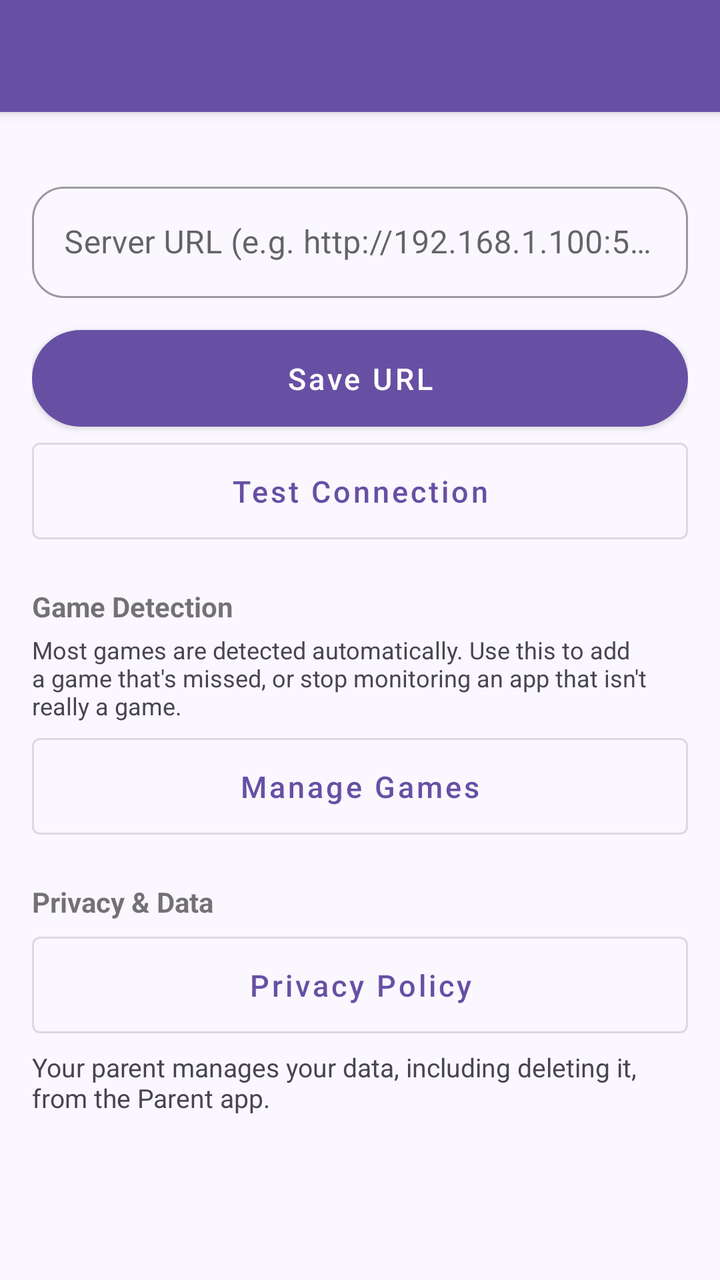
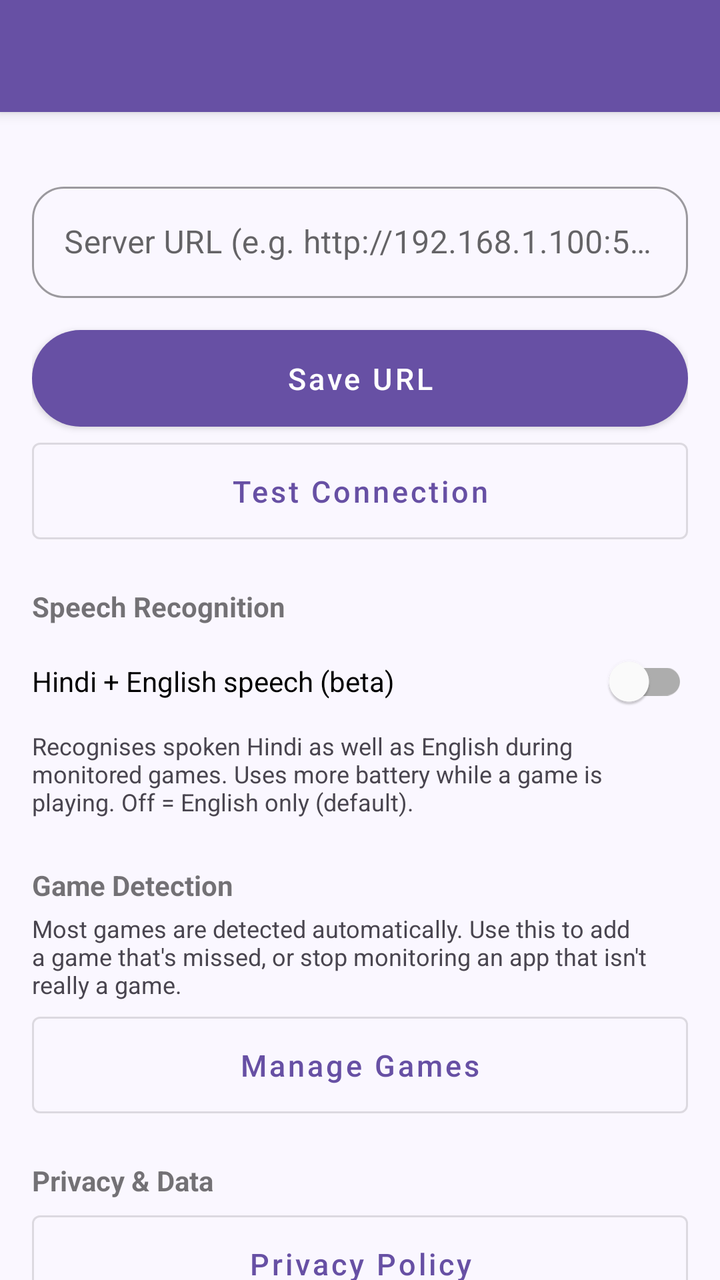

Before-and-after screenshots of an Android layout around one commit, followed by the original layout XML and the change that was made.
<!-- AndroidManifest.xml: activity theme Theme.ChildApp.NoActionBar -->
<!-- res/layout/activity_settings.xml -->
<?xml version="1.0" encoding="utf-8"?>
<androidx.coordinatorlayout.widget.CoordinatorLayout
    xmlns:android="http://schemas.android.com/apk/res/android"
    xmlns:app="http://schemas.android.com/apk/res-auto"
    android:layout_width="match_parent"
    android:layout_height="match_parent">

    <com.google.android.material.appbar.AppBarLayout
        android:layout_width="match_parent"
        android:layout_height="wrap_content">
        <androidx.appcompat.widget.Toolbar
            android:id="@+id/toolbar"
            android:layout_width="match_parent"
            android:layout_height="?attr/actionBarSize"
            android:background="?attr/colorPrimary"
            android:theme="@style/Theme.ChildApp.AppBarOverlay"
            app:popupTheme="@style/Theme.ChildApp.PopupOverlay" />
    </com.google.android.material.appbar.AppBarLayout>

    <androidx.core.widget.NestedScrollView
        android:layout_width="match_parent"
        android:layout_height="match_parent"
        app:layout_behavior="@string/appbar_scrolling_view_behavior">

    <LinearLayout
        android:layout_width="match_parent"
        android:layout_height="wrap_content"
        android:orientation="vertical"
        android:padding="16dp">

        
        <LinearLayout
            android:id="@+id/cardFamilyCode"
            android:layout_width="match_parent"
            android:layout_height="wrap_content"
            android:orientation="vertical"
            android:visibility="gone"
            android:background="@drawable/bg_family_code"
            android:padding="16dp">

            <TextView
                android:layout_width="wrap_content"
                android:layout_height="wrap_content"
                android:text="Your family code"
                android:textStyle="bold"
                android:textSize="14sp" />

            <TextView
                android:id="@+id/tvFamilyCode"
                android:layout_width="match_parent"
                android:layout_height="wrap_content"
                android:layout_marginTop="6dp"
                android:textSize="28sp"
                android:textStyle="bold"
                android:letterSpacing="0.2"
                android:gravity="center"
                android:fontFamily="monospace"
                android:textColor="?attr/colorPrimary" />

            <TextView
                android:layout_width="match_parent"
                android:layout_height="wrap_content"
                android:layout_marginTop="6dp"
                android:text="The parent signs into the Parent app with this code + the Family PIN. Use it again when adding a sibling. Tap the code to copy."
                android:textSize="12sp" />
        </LinearLayout>

        <com.google.android.material.textfield.TextInputLayout
            android:layout_width="match_parent"
            android:layout_height="wrap_content"
            android:layout_marginTop="16dp"
            android:hint="Server URL (e.g. http://192.168.1.100:5000/)"
            style="@style/Widget.MaterialComponents.TextInputLayout.OutlinedBox">
            <com.google.android.material.textfield.TextInputEditText
                android:id="@+id/etServerUrl"
                android:layout_width="match_parent"
                android:layout_height="wrap_content"
                android:inputType="textUri" />
        </com.google.android.material.textfield.TextInputLayout>

        <com.google.android.material.button.MaterialButton
            android:id="@+id/btnSaveUrl"
            android:layout_width="match_parent"
            android:layout_height="wrap_content"
            android:layout_marginTop="16dp"
            android:paddingTop="14dp"
            android:paddingBottom="14dp"
            android:insetTop="0dp"
            android:insetBottom="0dp"
            android:text="Save URL" />

        <com.google.android.material.button.MaterialButton
            android:id="@+id/btnTestConnection"
            android:layout_width="match_parent"
            android:layout_height="wrap_content"
            android:layout_marginTop="8dp"
            android:paddingTop="14dp"
            android:paddingBottom="14dp"
            android:insetTop="0dp"
            android:insetBottom="0dp"
            android:text="Test Connection"
            style="@style/Widget.MaterialComponents.Button.OutlinedButton" />

        
        <TextView
            android:layout_width="wrap_content"
            android:layout_height="wrap_content"
            android:layout_marginTop="24dp"
            android:text="Game Detection"
            android:textStyle="bold"
            android:textSize="14sp" />

        <TextView
            android:layout_width="match_parent"
            android:layout_height="wrap_content"
            android:layout_marginTop="4dp"
            android:text="Most games are detected automatically. Use this to add a game that's missed, or stop monitoring an app that isn't really a game."
            android:textSize="12sp"
            android:textColor="@color/text_secondary" />

        <com.google.android.material.button.MaterialButton
            android:id="@+id/btnManageGames"
            android:layout_width="match_parent"
            android:layout_height="wrap_content"
            android:layout_marginTop="8dp"
            android:paddingTop="14dp"
            android:paddingBottom="14dp"
            android:insetTop="0dp"
            android:insetBottom="0dp"
            android:text="Manage Games"
            style="@style/Widget.MaterialComponents.Button.OutlinedButton" />

        
        <TextView
            android:layout_width="wrap_content"
            android:layout_height="wrap_content"
            android:layout_marginTop="24dp"
            android:text="Privacy &amp; Data"
            android:textStyle="bold"
            android:textSize="14sp" />

        <com.google.android.material.button.MaterialButton
            android:id="@+id/btnPrivacyPolicy"
            android:layout_width="match_parent"
            android:layout_height="wrap_content"
            android:layout_marginTop="8dp"
            android:paddingTop="14dp"
            android:paddingBottom="14dp"
            android:insetTop="0dp"
            android:insetBottom="0dp"
            android:text="Privacy Policy"
            style="@style/Widget.MaterialComponents.Button.OutlinedButton" />

        <TextView
            android:layout_width="match_parent"
            android:layout_height="wrap_content"
            android:layout_marginTop="8dp"
            android:text="Your parent manages your data, including deleting it, from the Parent app."
            android:textColor="@color/text_secondary"
            android:textSize="13sp" />
    </LinearLayout>

    </androidx.core.widget.NestedScrollView>

</androidx.coordinatorlayout.widget.CoordinatorLayout>
<!-- resources referenced by this layout -->
<resources>
  <color name="text_secondary">#49454F</color>
  <!-- drawable bg_family_code (drawable) -->
  <?xml version="1.0" encoding="utf-8"?>
  <shape xmlns:android="http://schemas.android.com/apk/res/android"
      android:shape="rectangle">
      <corners android:radius="16dp" />
      <solid android:color="#14673AB7" />
      <stroke android:width="1dp" android:color="#33673AB7" />
  </shape>
  <style name="Theme.ChildApp.AppBarOverlay" parent="ThemeOverlay.AppCompat.Dark.ActionBar" />
  <style name="Theme.ChildApp.PopupOverlay" parent="ThemeOverlay.AppCompat.Light" />
  <style name="Theme.ChildApp.NoActionBar" parent="Theme.ChildApp" />
  <color name="colorPrimary">#6750A4</color>
  <color name="colorPrimaryVariant">#7F67BE</color>
  <color name="colorOnPrimary">#FFFFFF</color>
  <color name="colorSecondary">#00BFA5</color>
  <color name="colorOnSecondary">#FFFFFF</color>
  <color name="colorBackground">#FAF7FF</color>
  <style name="Widget.App.Card" parent="Widget.MaterialComponents.CardView">
          <item name="cardCornerRadius">20dp</item>
          <item name="cardElevation">0dp</item>
          <item name="cardBackgroundColor">@color/colorSurface</item>
          <item name="strokeColor">@color/cardStroke</item>
          <item name="strokeWidth">1dp</item>
          <item name="contentPadding">20dp</item>
      </style>
  <style name="Widget.App.Button" parent="Widget.MaterialComponents.Button">
          <item name="cornerRadius">28dp</item>
          <item name="android:textAllCaps">false</item>
          <item name="android:textSize">15sp</item>
          <item name="android:fontFamily">sans-serif-medium</item>
          <item name="android:paddingTop">10dp</item>
          <item name="android:paddingBottom">10dp</item>
          <item name="android:paddingStart">24dp</item>
          <item name="android:paddingEnd">24dp</item>
          
          <item name="android:insetTop">0dp</item>
          <item name="android:insetBottom">0dp</item>
          <item name="backgroundTint">@color/colorPrimary</item>
          
          <item name="android:textColor">@color/colorOnPrimary</item>
          <item name="iconTint">@color/colorOnPrimary</item>
          <item name="rippleColor">#33FFFFFF</item>
      </style>
  <style name="Widget.App.TextInputLayout" parent="Widget.MaterialComponents.TextInputLayout.OutlinedBox">
          <item name="boxCornerRadiusTopStart">16dp</item>
          <item name="boxCornerRadiusTopEnd">16dp</item>
          <item name="boxCornerRadiusBottomStart">16dp</item>
          <item name="boxCornerRadiusBottomEnd">16dp</item>
          <item name="boxStrokeColor">@color/colorPrimary</item>
          <item name="hintTextColor">@color/colorPrimary</item>
      </style>
  <color name="colorSurface">#FFFFFF</color>
  <color name="cardStroke">#EDE7F6</color>
  <!-- unchanged entries left out for length: 1 -->
</resources>

<!-- the commit's change to res/layout/activity_settings.xml (unified diff, before → after) -->
@@ -106,6 +106,30 @@
             android:layout_width="wrap_content"
             android:layout_height="wrap_content"
             android:layout_marginTop="24dp"
+            android:text="Speech Recognition"
+            android:textStyle="bold"
+            android:textSize="14sp" />
+
+        <com.google.android.material.switchmaterial.SwitchMaterial
+            android:id="@+id/switchHindiStt"
+            android:layout_width="match_parent"
+            android:layout_height="wrap_content"
+            android:layout_marginTop="4dp"
+            android:text="Hindi + English speech (beta)"
+            android:textSize="14sp" />
+
+        <TextView
+            android:layout_width="match_parent"
+            android:layout_height="wrap_content"
+            android:text="Recognises spoken Hindi as well as English during monitored games. Uses more battery while a game is playing. Off = English only (default)."
+            android:textSize="12sp"
+            android:textColor="@color/text_secondary" />
+
+        
+        <TextView
+            android:layout_width="wrap_content"
+            android:layout_height="wrap_content"
+            android:layout_marginTop="24dp"
             android:text="Game Detection"
             android:textStyle="bold"
             android:textSize="14sp" />
